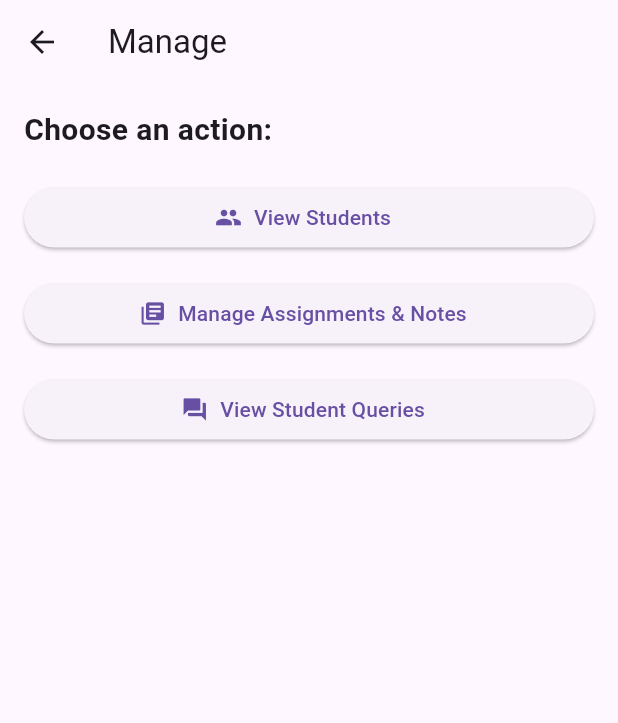
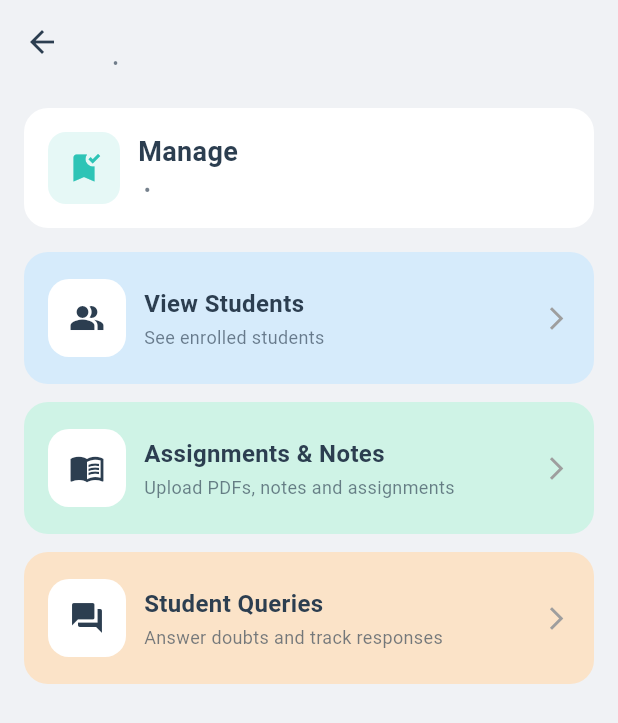
Before and after one commit to asytrao/Unified-Campus, a Flutter app: the SubjectDetailPage screen opened directly with empty values, on a phone screen of 412 x 824 dp. Shown: the top 723 px of the screen. Run offline on Flutter 3.47's test engine with Material 3 defaults, Android fonts, the phone set to English and light mode, and no system bars; our stand-ins replace cloud_firestore, file_picker, firebase_auth, firebase_core; missing offline and left inert: syncfusion_flutter_pdfviewer; accounts and stored records are empty.

```diff
--- a/lib/screens/professor/professor_home.dart
+++ b/lib/screens/professor/professor_home.dart
@@ -71,13 +71,18 @@ class _ProfessorHomePageState extends State<ProfessorHomePage> {
   static const Color _primary = Color(0xFF2EC4B6); // teal to match app_name
   static const Color _textDark = Color(0xFF2C3E50);
   static const Color _surface = Colors.white;
-  static const Color _background = Color(0xFFF5F7FA);
+  static const Color _background = Color(0xFFF0F2F5);
+  static const Color _accentBlue = Color(0xFFD6EBFB);
+  static const Color _accentGreen = Color(0xFFCFF3E6);
+  static const Color _accentOrange = Color(0xFFFBE3C8);
+  static const Color _accentBeige = Color(0xFFEEDFCC);
 
   Widget _cardTile({
     required String title,
     String? subtitle,
     required IconData icon,
     required VoidCallback onTap,
+    Color? backgroundColor,
   }) {
     return InkWell(
       onTap: onTap,
@@ -86,7 +91,7 @@ class _ProfessorHomePageState extends State<ProfessorHomePage> {
         margin: const EdgeInsets.symmetric(vertical: 8),
         padding: const EdgeInsets.symmetric(horizontal: 16, vertical: 14),
         decoration: BoxDecoration(
-          color: _surface,
+          color: backgroundColor ?? _surface,
           borderRadius: BorderRadius.circular(16),
           boxShadow: [
             BoxShadow(
@@ -283,6 +288,9 @@ class _ProfessorHomePageState extends State<ProfessorHomePage> {
                     title: year,
                     subtitle: isCurrent ? 'Current academic year' : 'Archived',
                     icon: Icons.calendar_today,
+                    backgroundColor: isCurrent
+                        ? _accentGreen
+                        : (index % 2 == 0 ? _accentBeige : _accentBlue),
                     onTap: () {
                       Navigator.push(
                         context,
@@ -308,6 +316,7 @@ class _ProfessorHomePageState extends State<ProfessorHomePage> {
                   title: 'Subject Manager',
                   subtitle: 'Create and organize subjects',
                   icon: Icons.menu_book,
+                  backgroundColor: _accentOrange,
                   onTap: () {
                     Navigator.push(
                       context,
--- a/lib/screens/professor/subject_details_page.dart
+++ b/lib/screens/professor/subject_details_page.dart
@@ -1,7 +1,7 @@
 import 'package:flutter/material.dart';
 import 'student_list_page.dart';
 import 'manage_subject_content_page.dart';
-import 'professor_query_page.dart'; // 👈 Import your new query page here
+import 'professor_query_page.dart';
 
 class SubjectDetailPage extends StatelessWidget {
   final String subject;
@@ -15,26 +15,106 @@ class SubjectDetailPage extends StatelessWidget {
     required this.department,
   });
 
+  static const Color _primary = Color(0xFF2EC4B6); // teal
+  static const Color _textDark = Color(0xFF2C3E50);
+  static const Color _surface = Colors.white;
+  static const Color _background = Color(0xFFF0F2F5);
+  static const Color _accentBlue = Color(0xFFD6EBFB);
+  static const Color _accentGreen = Color(0xFFCFF3E6);
+  static const Color _accentOrange = Color(0xFFFBE3C8);
+
   @override
   Widget build(BuildContext context) {
     return Scaffold(
-      appBar: AppBar(title: Text('Manage $subject')),
-      body: Padding(
+      backgroundColor: _background,
+      appBar: AppBar(
+        elevation: 0,
+        backgroundColor: Colors.transparent,
+        foregroundColor: _textDark,
+        title: Column(
+          crossAxisAlignment: CrossAxisAlignment.start,
+          children: [
+            Text(
+              subject,
+              style: const TextStyle(
+                fontWeight: FontWeight.w700,
+                color: _textDark,
+              ),
+            ),
+            Text(
+              '$year • $department',
+              style: TextStyle(
+                fontSize: 12,
+                color: _textDark.withOpacity(0.65),
+              ),
+            ),
+          ],
+        ),
+      ),
+      body: SafeArea(
+        child: SingleChildScrollView(
+          child: Padding(
             padding: const EdgeInsets.all(16),
             child: Column(
-          crossAxisAlignment: CrossAxisAlignment.stretch,
               children: [
-            const Text(
-              "Choose an action:",
-              style: TextStyle(fontSize: 20, fontWeight: FontWeight.bold),
+                // Header card
+                Container(
+                  width: double.infinity,
+                  padding: const EdgeInsets.all(16),
+                  decoration: BoxDecoration(
+                    color: _surface,
+                    borderRadius: BorderRadius.circular(16),
                   ),
-            const SizedBox(height: 20),
+                  child: Row(
+                    children: [
+                      Container(
+                        width: 48,
+                        height: 48,
+                        decoration: BoxDecoration(
+                          color: _primary.withOpacity(0.12),
+                          borderRadius: BorderRadius.circular(12),
+                        ),
+                        child: const Icon(
+                          Icons.bookmark_added,
+                          color: _primary,
+                        ),
+                      ),
+                      const SizedBox(width: 12),
+                      Expanded(
+                        child: Column(
+                          crossAxisAlignment: CrossAxisAlignment.start,
+                          children: [
+                            Text(
+                              'Manage $subject',
+                              style: const TextStyle(
+                                fontSize: 18,
+                                fontWeight: FontWeight.w700,
+                                color: _textDark,
+                              ),
+                            ),
+                            const SizedBox(height: 2),
+                            Text(
+                              '$year • $department',
+                              style: TextStyle(
+                                color: _textDark.withOpacity(0.65),
+                              ),
+                            ),
+                          ],
+                        ),
+                      ),
+                    ],
+                  ),
+                ),
 
-            // View Students
-            ElevatedButton.icon(
-              icon: const Icon(Icons.people),
-              label: const Text("View Students"),
-              onPressed: () {
+                const SizedBox(height: 16),
+
+                // Actions
+                _ActionTile(
+                  title: 'View Students',
+                  subtitle: 'See enrolled students',
+                  icon: Icons.people_alt,
+                  backgroundColor: _accentBlue,
+                  onTap: () {
                     Navigator.push(
                       context,
                       MaterialPageRoute(
@@ -47,14 +127,13 @@ class SubjectDetailPage extends StatelessWidget {
                     );
                   },
                 ),
-
-            const SizedBox(height: 16),
-
-            // Manage Assignments & Notes
-            ElevatedButton.icon(
-              icon: const Icon(Icons.library_books),
-              label: const Text("Manage Assignments & Notes"),
-              onPressed: () {
+                const SizedBox(height: 12),
+                _ActionTile(
+                  title: 'Assignments & Notes',
+                  subtitle: 'Upload PDFs, notes and assignments',
+                  icon: Icons.menu_book,
+                  backgroundColor: _accentGreen,
+                  onTap: () {
                     Navigator.push(
                       context,
                       MaterialPageRoute(
@@ -67,14 +146,13 @@ class SubjectDetailPage extends StatelessWidget {
                     );
                   },
                 ),
-
-            const SizedBox(height: 16),
-
-            // View Student Queries
-            ElevatedButton.icon(
-              icon: const Icon(Icons.question_answer),
-              label: const Text("View Student Queries"),
-              onPressed: () {
+                const SizedBox(height: 12),
+                _ActionTile(
+                  title: 'Student Queries',
+                  subtitle: 'Answer doubts and track responses',
+                  icon: Icons.question_answer,
+                  backgroundColor: _accentOrange,
+                  onTap: () {
                     Navigator.push(
                       context,
                       MaterialPageRoute(
@@ -90,6 +168,81 @@ class SubjectDetailPage extends StatelessWidget {
               ],
             ),
           ),
+        ),
+      ),
     );
   }
 }
+
+class _ActionTile extends StatelessWidget {
+  final String title;
+  final String subtitle;
+  final IconData icon;
+  final Color backgroundColor;
+  final VoidCallback onTap;
+
+  static const Color _textDark = Color(0xFF2C3E50);
+
+  const _ActionTile({
+    required this.title,
+    required this.subtitle,
+    required this.icon,
+    required this.backgroundColor,
+    required this.onTap,
+  });
+
+  @override
+  Widget build(BuildContext context) {
+    return InkWell(
+      onTap: onTap,
+      borderRadius: BorderRadius.circular(16),
+      child: Container(
+        height: 88,
+        padding: const EdgeInsets.all(16),
+        decoration: BoxDecoration(
+          color: backgroundColor,
+          borderRadius: BorderRadius.circular(16),
+        ),
+        child: Row(
+          children: [
+            Container(
+              width: 52,
+              height: 52,
+              decoration: BoxDecoration(
+                color: Colors.white,
+                borderRadius: BorderRadius.circular(14),
+              ),
+              child: Icon(icon, color: _textDark),
+            ),
+            const SizedBox(width: 12),
+            Expanded(
+              child: Column(
+                crossAxisAlignment: CrossAxisAlignment.start,
+                mainAxisAlignment: MainAxisAlignment.center,
+                children: [
+                  Text(
+                    title,
+                    style: const TextStyle(
+                      fontSize: 16,
+                      fontWeight: FontWeight.w700,
+                      color: _textDark,
+                    ),
+                  ),
+                  const SizedBox(height: 2),
+                  Text(
+                    subtitle,
+                    style: TextStyle(
+                      fontSize: 12,
+                      color: _textDark.withOpacity(0.65),
+                    ),
+                  ),
+                ],
+              ),
+            ),
+            const Icon(Icons.arrow_forward_ios, color: Colors.grey, size: 18),
+          ],
+        ),
+      ),
+    );
+  }
+}
--- a/lib/screens/professor/subject_list_page.dart
+++ b/lib/screens/professor/subject_list_page.dart
@@ -159,9 +159,12 @@ class _SubjectTile extends StatelessWidget {
   final String subtitle;
   final VoidCallback onTap;
 
-  static const Color _primary = Color(0xFF2EC4B6);
+  static const Color _primary = Color.fromARGB(255, 90, 237, 223);
   static const Color _textDark = Color(0xFF2C3E50);
   static const Color _surface = Colors.white;
+  static const Color _accentBlue = Color(0xFFD6EBFB);
+  static const Color _accentGreen = Color.fromARGB(255, 101, 219, 176);
+  static const Color _accentOrange = Color.fromARGB(255, 240, 168, 86);
 
   const _SubjectTile({
     required this.title,
@@ -176,7 +179,7 @@ class _SubjectTile extends StatelessWidget {
       borderRadius: BorderRadius.circular(16),
       child: Container(
         decoration: BoxDecoration(
-          color: _surface,
+          color: _accentBlue,
           borderRadius: BorderRadius.circular(16),
           boxShadow: [
             BoxShadow(
@@ -204,7 +207,7 @@ class _SubjectTile extends StatelessWidget {
               width: 44,
               height: 44,
               decoration: BoxDecoration(
-                color: _primary.withOpacity(0.12),
+                color: _accentGreen,
                 borderRadius: BorderRadius.circular(12),
               ),
               child: const Icon(Icons.menu_book, color: _primary),
@@ -227,7 +230,7 @@ class _SubjectTile extends StatelessWidget {
                     subtitle,
                     style: TextStyle(
                       fontSize: 12,
-                      color: _textDark.withOpacity(0.6),
+                      color: _textDark.withOpacity(0.7),
                     ),
                   ),
                 ],
```
Lines whose indentation alone changed are shown as unchanged.
